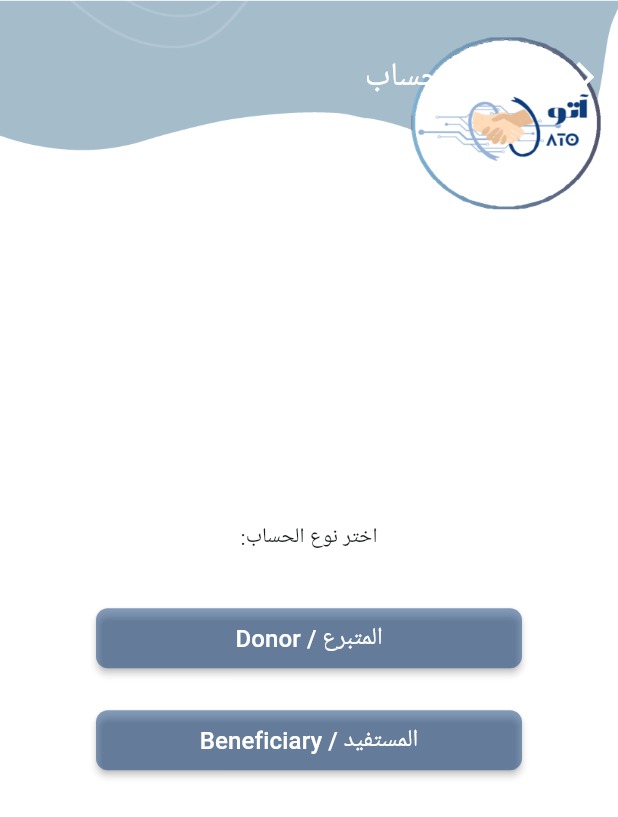
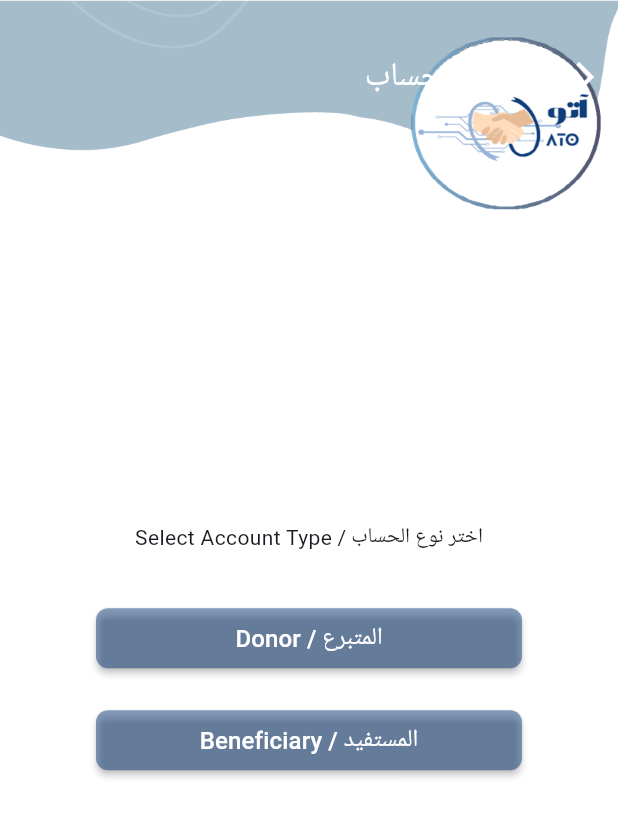
Before and after one commit to AtoProjet/ATO, a Flutter app: the AccountTypeScreen screen opened directly, on a phone screen of 412 x 824 dp. Shown: the top 817 px of the screen. Run offline on Flutter 3.47's test engine with Material 3 defaults, Android fonts, the phone set to English and light mode, and no system bars; our stand-ins replace carousel_slider, cloud_firestore, firebase_auth, firebase_core, firebase_storage, flutter_colorpicker and 6 more; missing offline and left inert: dart:ffi; accounts and stored records are empty.

Commit message:
commit by Ayaz

```diff
--- a/lib/sr_screens/account_type_screen.dart
+++ b/lib/sr_screens/account_type_screen.dart
@@ -31,7 +31,7 @@ class _AccountTypeScreenState extends State<AccountTypeScreen> {
           child: Column(
             mainAxisAlignment: MainAxisAlignment.center,
             children: [
-               Text("${loc.of(Tr.selectAccountType)}:"),
+               Text("اختر نوع الحساب / Select Account Type"),
               Container(
                 width: double.infinity,
                 margin: const EdgeInsets.fromLTRB(48.0, 32.0, 48.0, 4.0),
```
